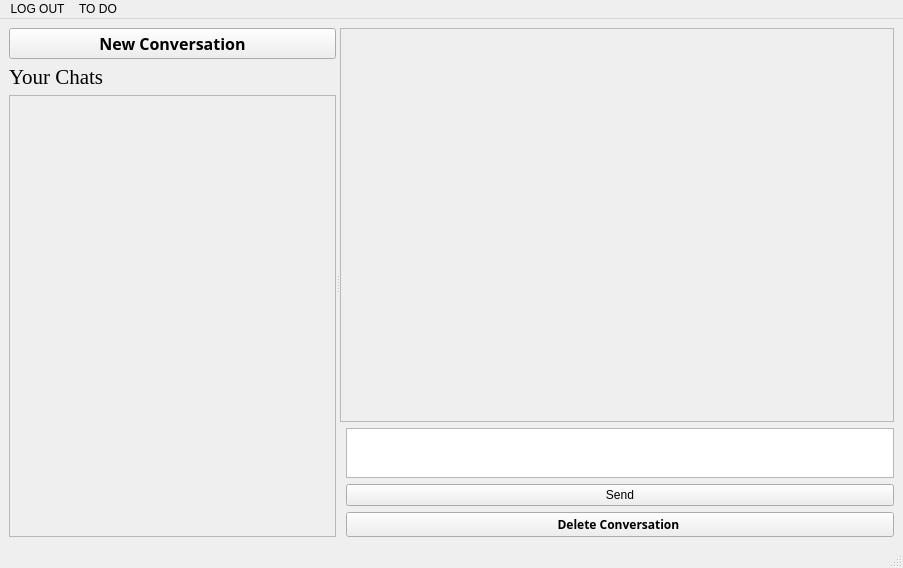
Louda511/Lawyer_Assistant_App, file LAA/mainwindow.ui: the form before one commit.
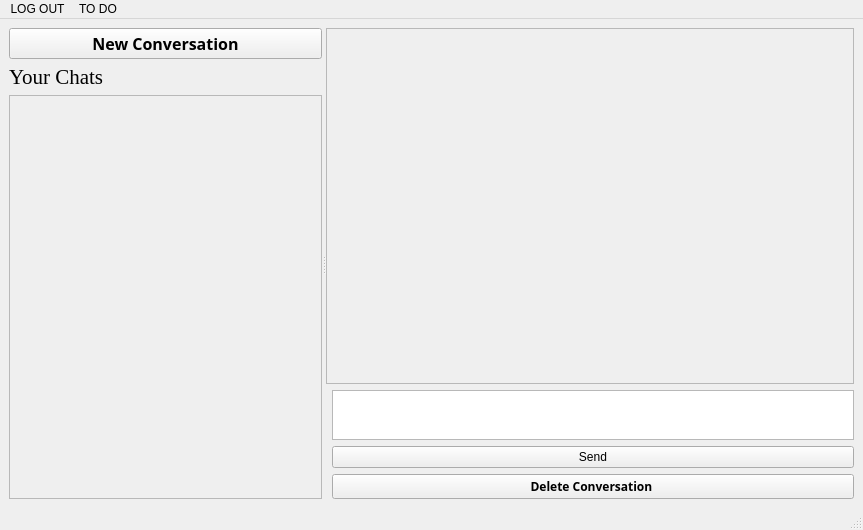
The form after the commit.

What changed in the file:
```diff
--- a/LAA/mainwindow.ui
+++ b/LAA/mainwindow.ui
@@ -6,8 +6,8 @@
    <rect>
     <x>0</x>
     <y>0</y>
-    <width>903</width>
-    <height>568</height>
+    <width>863</width>
+    <height>530</height>
    </rect>
   </property>
   <property name="windowTitle">
@@ -17,6 +17,12 @@
    <layout class="QHBoxLayout" name="horizontalLayout">
     <item>
      <widget class="QSplitter" name="splitter">
+      <property name="sizePolicy">
+       <sizepolicy hsizetype="Preferred" vsizetype="Preferred">
+        <horstretch>0</horstretch>
+        <verstretch>0</verstretch>
+       </sizepolicy>
+      </property>
       <property name="orientation">
        <enum>Qt::Horizontal</enum>
       </property>
@@ -62,8 +68,8 @@
             <rect>
              <x>0</x>
              <y>0</y>
-             <width>297</width>
-             <height>413</height>
+             <width>293</width>
+             <height>395</height>
             </rect>
            </property>
            <layout class="QVBoxLayout" name="verticalLayout_4">
@@ -88,8 +94,8 @@
             <rect>
              <x>0</x>
              <y>0</y>
-             <width>571</width>
-             <height>366</height>
+             <width>535</width>
+             <height>345</height>
             </rect>
            </property>
            <layout class="QVBoxLayout" name="verticalLayout_2">
@@ -158,8 +164,8 @@
     <rect>
      <x>0</x>
      <y>0</y>
-     <width>903</width>
-     <height>25</height>
+     <width>863</width>
+     <height>21</height>
     </rect>
    </property>
    <widget class="QMenu" name="menuLOG_OUT">
```
